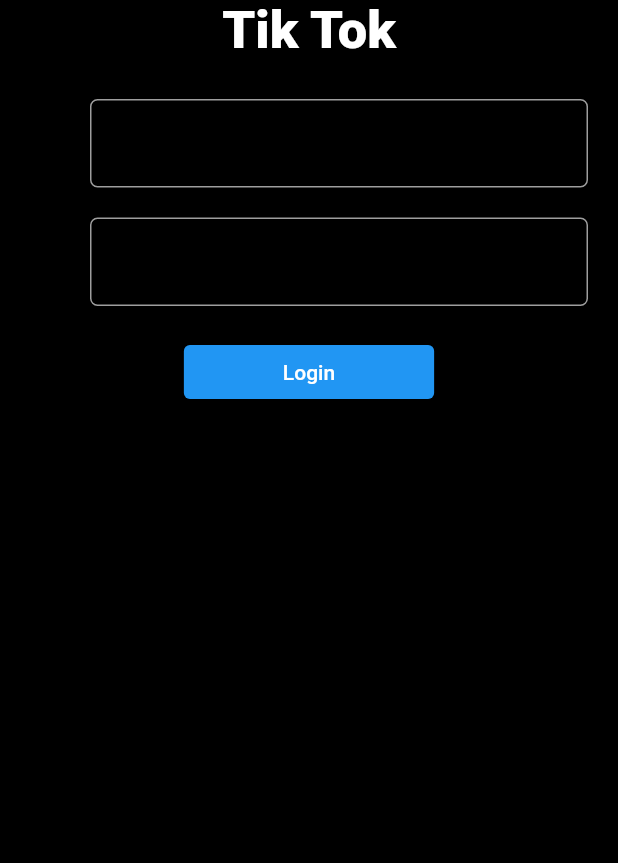
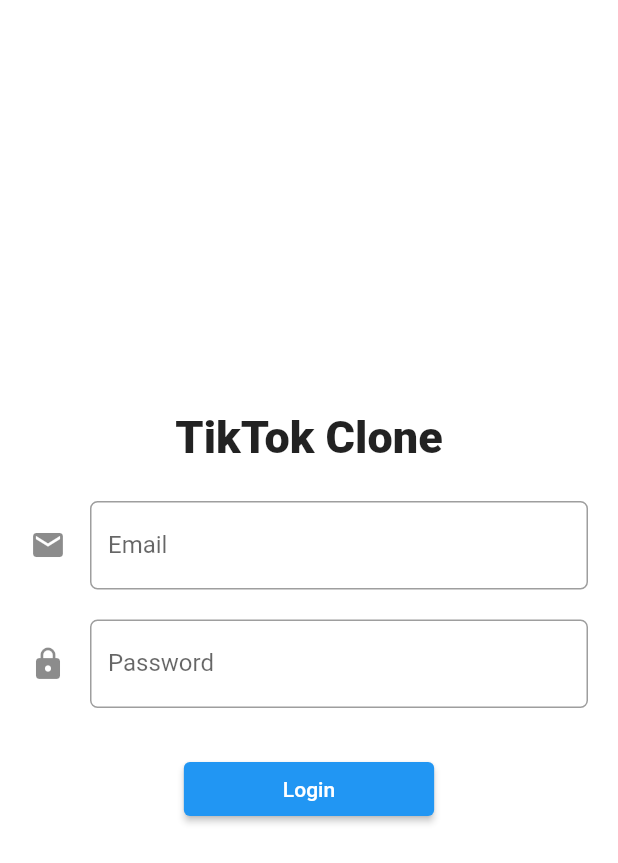
Before and after one commit to PremRai345/TikTok, a Flutter app: the screen it shows after launch, on a phone screen of 412 x 824 dp. Shown: the top 863 px of the screen. Run offline on Flutter 3.47's test engine with Material 2 defaults, Android fonts, the phone set to English and light mode, and no system bars; our stand-ins replace cloud_firestore, firebase_auth, firebase_core, firebase_storage, get, image_picker; accounts and stored records are empty.

Commit message:
color change
color change

```diff
--- a/tiktok/lib/constant.dart
+++ b/tiktok/lib/constant.dart
@@ -2,7 +2,7 @@ import 'dart:math';
 
 import 'package:flutter/material.dart';
 
-const backgroundColor = Colors.black;
+const backgroundColor = Colors.white;
 var buttonColor = Colors.red[400];
 const borderColor = Colors.grey;
 
--- a/tiktok/lib/main.dart
+++ b/tiktok/lib/main.dart
@@ -5,8 +5,9 @@ import 'package:get/get_instance/get_instance.dart';
 import 'package:get/get_navigation/get_navigation.dart';
 import 'package:tiktok/constant.dart';
 import 'package:tiktok/control/auth_controller.dart';
+import 'package:tiktok/view/screens/auth/login_screen.dart';
 
-import 'package:tiktok/view/screens/auth/signup_screen.dart';
+
 
 void main() async {
   WidgetsFlutterBinding.ensureInitialized();
@@ -25,7 +26,7 @@ class MyApp extends StatelessWidget {
       debugShowCheckedModeBanner: false,
       title: 'TikTok',
       theme: ThemeData().copyWith(scaffoldBackgroundColor: backgroundColor),
-      home: SignUpScreen(),
+      home: LoginScreen(),
     );
   }
 }
--- a/tiktok/lib/model/user.dart
+++ b/tiktok/lib/model/user.dart
@@ -1,6 +1,6 @@
 import 'package:cloud_firestore/cloud_firestore.dart';
 
-class myUser {
+class myUser{
   String name;
   String profilePhoto;
   String email;
@@ -9,28 +9,32 @@ class myUser {
   myUser(
   {
    required this.name,
+   required this.email,
    required this.profilePhoto,
-      required this.email,
-      required this.uid});
+   required this.uid
+}
+      );
+
+  //App - Firebase(Map)
+  Map<String , dynamic> toJson() => {
+      "name" : name,
+      "profilePic" : profilePhoto,
+      "email" : email,
+      "uid" : uid
+    };
 
 
-//App to Firebase
-      Map<String, dynamic> toJson() =>{
+  //Firebase(Map) - App(User)
+  static myUser fromSnap( DocumentSnapshot snap){
 
-          'name': name,
-          'profilePhoto': profilePhoto,
-          'email': email,
-          'uid': uid
-        };
-      //Firebase(Map) to App(User)
-      static myUser fromSnap(DocumentSnapshot snap){
-        var snapshot =snap.data() as Map<String, dynamic>;
+    var snapshot = snap.data() as Map<String , dynamic>;
     return myUser(
-          name: snapshot['name'],
-          profilePhoto: snapshot['profilePhoto'],
       email: snapshot['email'],
-          uid: snapshot['uid'],
+      profilePhoto: snapshot["profilePic"],
+      uid: snapshot["uid"],
+      name: snapshot["name"]
     );
+
   }
 
 }
--- a/tiktok/lib/view/screens/auth/login_screen.dart
+++ b/tiktok/lib/view/screens/auth/login_screen.dart
@@ -1,7 +1,6 @@
 import 'package:flutter/material.dart';
 import 'package:tiktok/control/auth_controller.dart';
 import 'package:tiktok/view/widgets/gitch.dart';
-
 import 'package:tiktok/view/widgets/text_input.dart';
 
 class LoginScreen extends StatelessWidget {
@@ -14,45 +13,49 @@ class LoginScreen extends StatelessWidget {
     return Scaffold(
       body: Container(
         alignment: Alignment.center,
+        //const - Constant - Value - String , Int
         child: Column(
+          mainAxisAlignment: MainAxisAlignment.center,
           children: [
             GlithEffect(
-              child: const Text("Tik Tok",
-                  style: TextStyle(
-                      fontSize: 35,
-                      fontWeight: FontWeight.w900,
-                      color: Colors.white)),
+                child: const Text(
+              "TikTok Clone",
+              style: TextStyle(fontWeight: FontWeight.w900, fontSize: 30),
+            )),
+            SizedBox(
+              height: 25,
             ),
-            const SizedBox(height: 25),
             Container(
-              margin: const EdgeInsets.symmetric(horizontal: 20),
+              margin: EdgeInsets.symmetric(horizontal: 20),
               child: TextInputField(
-                myIcon: Icons.email_outlined,
                 controller: _emailController,
                 myLabelText: "Email",
+                myIcon: Icons.email,
               ),
             ),
-            const SizedBox(height: 20),
+            SizedBox(
+              height: 20,
+            ),
             Container(
-              margin: const EdgeInsets.symmetric(horizontal: 20),
+              margin: EdgeInsets.symmetric(horizontal: 20),
               child: TextInputField(
-                myIcon: Icons.lock_outlined,
                 controller: _passwordController,
                 myLabelText: "Password",
+                myIcon: Icons.lock,
                 toHide: true,
               ),
             ),
-            const SizedBox(height: 20),
+            SizedBox(
+              height: 30,
+            ),
             ElevatedButton(
-              onPressed: () {
-                AuthController.instance
-                    .login(_emailController.text, _passwordController.text);
-              },
-              child: Container(
-                  padding:
-                      const EdgeInsets.symmetric(horizontal: 50, vertical: 10),
-                  child: const Text("Login")),
-            ),
+                onPressed: () {
+                  AuthController.instance
+                      .login(_emailController.text, _passwordController.text);
+                },
+                child: Container(
+                    padding: EdgeInsets.symmetric(horizontal: 50, vertical: 10),
+                    child: Text("Login")))
           ],
         ),
       ),
```
Also changed, not shown: tiktok/lib/control/auth_controller.dart (+27 -21 lines), tiktok/lib/view/screens/auth/signup_screen.dart (+44 -65 lines), tiktok/lib/view/screens/home.dart (+5 -6 lines). Lines whose indentation alone changed are shown as unchanged.
